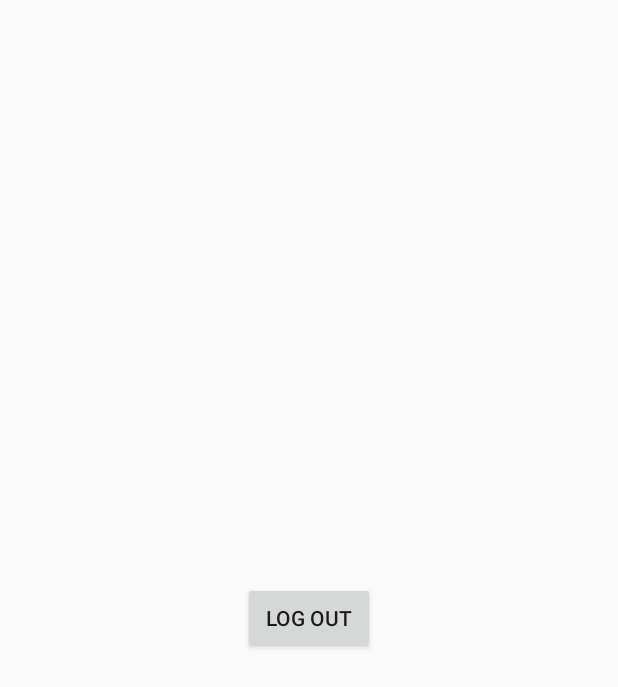
After one commit to joaokage1/ic_dev, an Android app: the ProfileActivity screen opened directly, with no data from a screen before it, on a phone screen of 412 x 824 dp. The commit adds this screen. Shown: the top 687 px of the screen. Run offline under Robolectric (Android 15) with nearby library versions, the phone set to English and light mode, and no system bars; our stand-ins replace Firebase (no records; nobody signed in at launch, a user with empty details on screens opened directly).

```diff
--- a/app/src/main/java/com/example/initialphase/Activities/MainActivity.java
+++ b/app/src/main/java/com/example/initialphase/Activities/MainActivity.java
@@ -17,7 +17,7 @@ public class MainActivity extends AppCompatActivity{
     }
 
     public void onClickProfile(View view) {
-        Intent i = new Intent(this, Profile.class);
+        Intent i = new Intent(this, ProfileActivity.class);
         startActivity(i);
     }
 
--- /dev/null
+++ b/app/src/main/java/com/example/initialphase/Activities/ProfileActivity.java
@@ -0,0 +1,32 @@
+package com.example.initialphase.Activities;
+
+import androidx.appcompat.app.AppCompatActivity;
+
+import android.content.Intent;
+import android.os.Bundle;
+import android.view.View;
+import android.widget.Button;
+
+import com.example.initialphase.R;
+import com.google.firebase.auth.FirebaseAuth;
+
+public class ProfileActivity extends AppCompatActivity {
+
+    Button button;
+
+    @Override
+    protected void onCreate(Bundle savedInstanceState) {
+        super.onCreate(savedInstanceState);
+        setContentView(R.layout.activity_profile);
+        button = findViewById(R.id.button);
+        button.setOnClickListener(new View.OnClickListener() {
+            @Override
+            public void onClick(View view) {
+                FirebaseAuth.getInstance().signOut();
+                finish();
+                Intent intent = new Intent(getApplicationContext(), Welcome.class);
+                startActivity(intent);
+            }
+        });
+    }
+}
--- a/app/src/main/res/layout/activity_profile.xml
+++ b/app/src/main/res/layout/activity_profile.xml
@@ -4,6 +4,15 @@
     xmlns:tools="http://schemas.android.com/tools"
     android:layout_width="match_parent"
     android:layout_height="match_parent"
-    tools:context=".Activities.Profile">
+    tools:context=".Activities.ProfileActivity">
 
+    <Button
+        android:id="@+id/button"
+        android:layout_width="wrap_content"
+        android:layout_height="wrap_content"
+        android:text="Log Out"
+        app:layout_constraintBottom_toBottomOf="parent"
+        app:layout_constraintEnd_toEndOf="parent"
+        app:layout_constraintStart_toStartOf="parent"
+        app:layout_constraintTop_toTopOf="parent" />
 </androidx.constraintlayout.widget.ConstraintLayout>
```
Also changed, not shown: app/src/main/AndroidManifest.xml (+16 -5 lines), app/src/main/java/com/example/initialphase/Activities/Profile.java (deleted, +0 -16 lines), app/src/main/res/layout/activity_docs.xml (+13 -12 lines).
